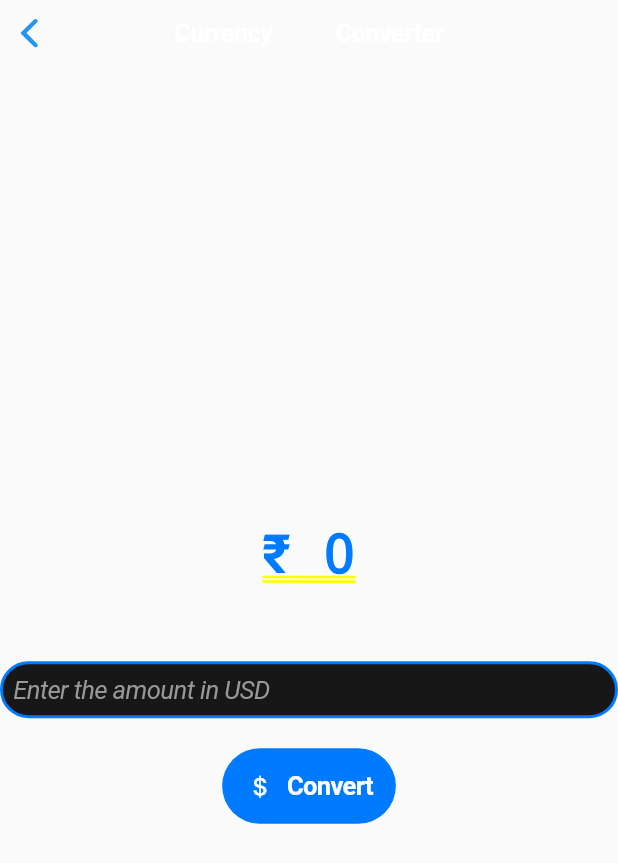
After one commit to samrocks03/LearningFlutter, a Flutter app: the CurrencyConverterCupertinoPage screen opened directly, on a phone screen of 412 x 824 dp. The commit adds this screen. Shown: the top 863 px of the screen. Run offline on Flutter 3.47's test engine with Material 2 defaults, Android fonts, the phone set to English and light mode, and no system bars.

Commit message:
Added currency_converter for cupertino design too

```diff
--- /dev/null
+++ b/currency_converter/lib/currency_converter_cupertino_page.dart
@@ -0,0 +1,101 @@
+import 'package:flutter/cupertino.dart';
+
+class CurrencyConverterCupertinoPage extends StatefulWidget {
+  const CurrencyConverterCupertinoPage({Key? key}) : super(key: key);
+
+  @override
+  State<CurrencyConverterCupertinoPage> createState() =>
+      CurrencyConverterCupertinoPageState();
+}
+
+class CurrencyConverterCupertinoPageState
+    extends State<CurrencyConverterCupertinoPage> {
+  final TextEditingController textEditingController = TextEditingController();
+  double res = 0;
+
+  @override
+  Widget build(BuildContext context) {
+    print("rebuilt");
+
+    return CupertinoPageScaffold(
+      navigationBar: const CupertinoNavigationBar(
+        middle: Text(
+          "Currency           Converter",
+          style: TextStyle(color: CupertinoColors.white),
+        ),
+      ),
+      child: SafeArea(
+        child: Center(
+          child: Column(
+            mainAxisAlignment: MainAxisAlignment.center,
+            children: [
+              Container(
+                padding: const EdgeInsets.all(15),
+                margin: const EdgeInsets.all(15),
+                child: Row(
+                  mainAxisAlignment: MainAxisAlignment.center,
+                  children: [
+                    Text(
+                      "₹ ${res != 0 ? res.toStringAsFixed(3) : res.toStringAsFixed(0)}",
+                      style: const TextStyle(
+                        fontSize: 36,
+                        fontWeight: FontWeight.bold,
+                        color: CupertinoColors.activeBlue,
+                      ),
+                    )
+                  ],
+                ),
+              ),
+              const SizedBox(height: 20),
+              CupertinoTextField(
+                controller: textEditingController,
+                style: const TextStyle(
+                  color: CupertinoColors.white,
+                  fontStyle: FontStyle.italic,
+                ),
+                keyboardType: TextInputType.number,
+                placeholder: "Enter the amount in USD",
+                placeholderStyle: const TextStyle(color: CupertinoColors.inactiveGray),
+                decoration: BoxDecoration(
+                  border: Border.all(
+                    color: CupertinoColors.activeBlue,
+                    width: 2,
+                  ),
+                  borderRadius: BorderRadius.circular(40),
+                  color: CupertinoColors.darkBackgroundGray,
+                ),
+              ),
+              const SizedBox(height: 20),
+              CupertinoButton(
+                padding: const EdgeInsets.all(15),
+                onPressed: () {
+                  res = double.parse(textEditingController.text) * 81;
+                  setState(() {});
+                },
+                color: CupertinoColors.activeBlue,
+                borderRadius: BorderRadius.circular(40),
+                child: const Row(
+                  mainAxisSize: MainAxisSize.min,
+                  children: [
+                    Icon(
+                      CupertinoIcons.money_dollar,
+                      color: CupertinoColors.white,
+                    ),
+                    SizedBox(width: 8),
+                    Text(
+                      "Convert",
+                      style: TextStyle(
+                        color: CupertinoColors.white,
+                        fontWeight: FontWeight.bold,
+                      ),
+                    )
+                  ],
+                ),
+              ),
+            ],
+          ),
+        ),
+      ),
+    );
+  }
+}
--- a/currency_converter/lib/currency_converter_material_page.dart
+++ b/currency_converter/lib/currency_converter_material_page.dart
@@ -1,6 +1,6 @@
 // ignore_for_file: prefer_const_constructors, prefer_const_declarations, avoid_print, use_key_in_widget_constructors
 
-import 'package:flutter/foundation.dart';
+// import 'package:flutter/foundation.dart';
 import 'package:flutter/material.dart';
 
 
```
Also changed, not shown: currency_converter/lib/main.dart (+16 -0 lines).
